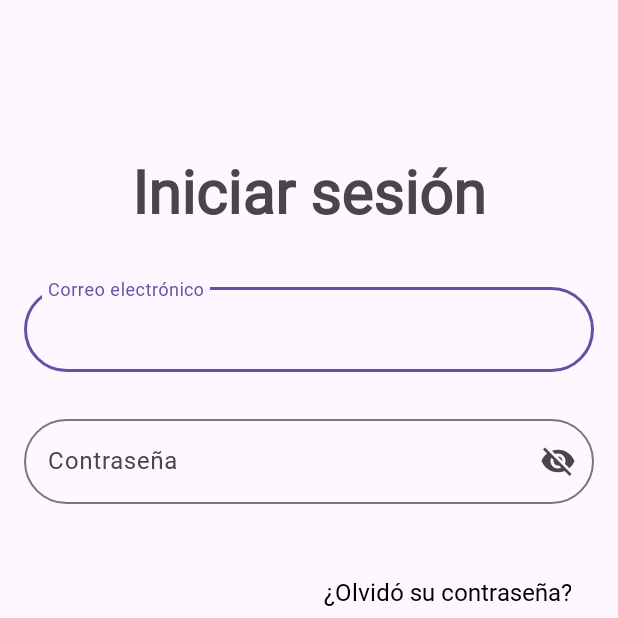
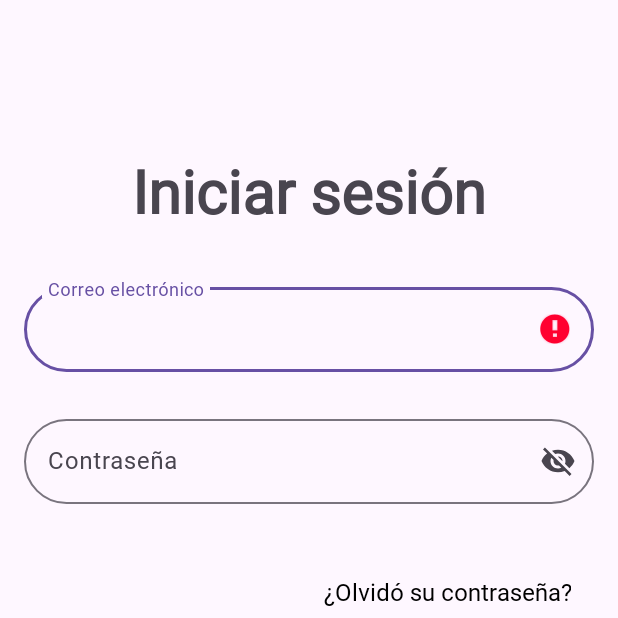
Before and after one commit to estefanoquiriconi/techstore, an Android app: the screen it shows after launch (LoginActivity), after a tap on an icon or button, on a phone screen of 412 x 824 dp, the top half of it. Run offline under Robolectric (Android 15) with nearby library versions, the phone set to English and light mode, and no system bars; 1 other tap on this screen came first.

Commit message:
Implementación de Retrofit, conexión con el backend, avances en la ui:login

```diff
--- a/frontend/app/build.gradle.kts
+++ b/frontend/app/build.gradle.kts
@@ -35,6 +35,8 @@ android {
 }
 
 dependencies {
+    implementation(libs.retrofit)
+    implementation(libs.converter.gson)
     implementation(libs.appcompat)
     implementation(libs.material)
     implementation(libs.activity)
--- a/frontend/app/src/main/AndroidManifest.xml
+++ b/frontend/app/src/main/AndroidManifest.xml
@@ -1,6 +1,8 @@
 <?xml version="1.0" encoding="utf-8"?>
 <manifest xmlns:android="http://schemas.android.com/apk/res/android"
     xmlns:tools="http://schemas.android.com/tools">
+
+    <uses-permission android:name="android.permission.INTERNET" />
 
     <application
         android:allowBackup="true"
@@ -13,13 +15,13 @@
         android:theme="@style/Theme.Frontend"
         tools:targetApi="31">
         <activity
-            android:name=".LoginActivity"
+            android:name=".ui.login.LoginActivity"
             android:exported="false" />
         <activity
             android:name=".MainActivity"
             android:exported="false" />
         <activity
-            android:name=".SplashActivity"
+            android:name=".ui.SplashActivity"
             android:exported="true">
             <intent-filter>
                 <action android:name="android.intent.action.MAIN" />
--- a/frontend/app/src/main/java/com/example/frontend/SplashActivity.java
+++ /dev/null
@@ -1,32 +0,0 @@
-package com.example.frontend;
-
-import android.content.Intent;
-import android.os.Bundle;
-import android.os.Handler;
-
-import androidx.activity.EdgeToEdge;
-import androidx.appcompat.app.AppCompatActivity;
-import androidx.core.graphics.Insets;
-import androidx.core.view.ViewCompat;
-import androidx.core.view.WindowInsetsCompat;
-
-public class SplashActivity extends AppCompatActivity {
-
-    @Override
-    protected void onCreate(Bundle savedInstanceState) {
-        super.onCreate(savedInstanceState);
-        EdgeToEdge.enable(this);
-        setContentView(R.layout.activity_splash);
-        ViewCompat.setOnApplyWindowInsetsListener(findViewById(R.id.main), (v, insets) -> {
-            Insets systemBars = insets.getInsets(WindowInsetsCompat.Type.systemBars());
-            v.setPadding(systemBars.left, systemBars.top, systemBars.right, systemBars.bottom);
-            return insets;
-        });
-
-        new Handler().postDelayed(() -> {
-            Intent intent = new Intent(SplashActivity.this, LoginActivity.class);
-            startActivity(intent);
-            finish();
-        }, 2000);
-    }
-}
--- /dev/null
+++ b/frontend/app/src/main/java/com/example/frontend/data/services/AuthService.java
@@ -0,0 +1,13 @@
+package com.example.frontend.data.services;
+
+import com.example.frontend.data.models.LoginRequest;
+import com.example.frontend.data.models.LoginResponse;
+
+import retrofit2.Call;
+import retrofit2.http.Body;
+import retrofit2.http.POST;
+
+public interface AuthService {
+    @POST("/api/auth/login")
+    Call<LoginResponse> login(@Body LoginRequest loginRequest);
+}
--- a/frontend/app/src/main/java/com/example/frontend/LoginActivity.java
+++ b/frontend/app/src/main/java/com/example/frontend/ui/SplashActivity.java
@@ -1,6 +1,8 @@
-package com.example.frontend;
+package com.example.frontend.ui;
 
+import android.content.Intent;
 import android.os.Bundle;
+import android.os.Handler;
 
 import androidx.activity.EdgeToEdge;
 import androidx.appcompat.app.AppCompatActivity;
@@ -8,17 +10,26 @@ import androidx.core.graphics.Insets;
 import androidx.core.view.ViewCompat;
 import androidx.core.view.WindowInsetsCompat;
 
-public class LoginActivity extends AppCompatActivity {
+import com.example.frontend.R;
+import com.example.frontend.ui.login.LoginActivity;
+
+public class SplashActivity extends AppCompatActivity {
 
     @Override
     protected void onCreate(Bundle savedInstanceState) {
         super.onCreate(savedInstanceState);
         EdgeToEdge.enable(this);
-        setContentView(R.layout.activity_login);
+        setContentView(R.layout.activity_splash);
         ViewCompat.setOnApplyWindowInsetsListener(findViewById(R.id.main), (v, insets) -> {
             Insets systemBars = insets.getInsets(WindowInsetsCompat.Type.systemBars());
             v.setPadding(systemBars.left, systemBars.top, systemBars.right, systemBars.bottom);
             return insets;
         });
+
+        new Handler().postDelayed(() -> {
+            Intent intent = new Intent(SplashActivity.this, LoginActivity.class);
+            startActivity(intent);
+            finish();
+        }, 2000);
     }
 }
--- /dev/null
+++ b/frontend/app/src/main/java/com/example/frontend/ui/login/LoginActivity.java
@@ -0,0 +1,80 @@
+package com.example.frontend.ui.login;
+
+import android.app.AlertDialog;
+import android.os.Bundle;
+import android.util.Patterns;
+import android.view.View;
+import android.widget.Toast;
+
+import androidx.activity.EdgeToEdge;
+import androidx.appcompat.app.AppCompatActivity;
+import androidx.core.graphics.Insets;
+import androidx.core.view.ViewCompat;
+import androidx.core.view.WindowInsetsCompat;
+import androidx.lifecycle.ViewModelProvider;
+
+import com.example.frontend.R;
+import com.example.frontend.databinding.ActivityLoginBinding;
+import com.example.frontend.utils.InputValidator;
+
+import java.util.Objects;
+
+public class LoginActivity extends AppCompatActivity {
+
+    private ActivityLoginBinding binding;
+    private LoginViewModel loginViewModel;
+
+    @Override
+    protected void onCreate(Bundle savedInstanceState) {
+        super.onCreate(savedInstanceState);
+        EdgeToEdge.enable(this);
+        binding = ActivityLoginBinding.inflate(getLayoutInflater());
+        setContentView(binding.getRoot());
+        setWindowInsets();
+
+        loginViewModel = new ViewModelProvider(this).get(LoginViewModel.class);
+        observerViewModel();
+
+        binding.btnLogin.setOnClickListener(v -> {
+            if (InputValidator.isEmpty(binding.editTextEmail, "Por favor, ingresa tu email \uD83D\uDE0A"))
+                return;
+            if (InputValidator.isInvalidEmail(binding.editTextEmail, "Verifica tu email, algo no está bien \uD83D\uDE05"))
+                return;
+            if (InputValidator.isEmpty(binding.editTextPassword, "¡Ups! Falta la contraseña \uD83D\uDD12"))
+                return;
+
+            String email = binding.editTextEmail.getText().toString().trim();
+            String password = binding.editTextPassword.getText().toString().trim();
+            loginViewModel.login(email, password);
+        });
+
+    }
+
+    public void observerViewModel() {
+        loginViewModel.getLoginResponse().observe(this, response -> {
+            if (response != null) {
+                //TODO
+                Toast.makeText(this, "Login exitoso" + response.getToken(), Toast.LENGTH_SHORT).show();
+            }
+        });
+
+        loginViewModel.getErrorMessage().observe(this, error -> {
+            if (error != null) {
+                new AlertDialog.Builder(this)
+                        .setTitle("Error")
+                        .setMessage("Por favor, verificá los datos ingresados \uD83D\uDE15")
+                        .setIcon(R.drawable.ic_warning)
+                        .setPositiveButton("Entendido", (dialog, which) -> dialog.dismiss())
+                        .show();
+            }
+        });
+    }
+
+    public void setWindowInsets() {
+        ViewCompat.setOnApplyWindowInsetsListener(findViewById(R.id.main), (v, insets) -> {
+            Insets systemBars = insets.getInsets(WindowInsetsCompat.Type.systemBars());
+            v.setPadding(systemBars.left, systemBars.top, systemBars.right, systemBars.bottom);
+            return insets;
+        });
+    }
+}
--- /dev/null
+++ b/frontend/app/src/main/java/com/example/frontend/ui/login/LoginViewModel.java
@@ -0,0 +1,54 @@
+package com.example.frontend.ui.login;
+
+import androidx.lifecycle.LiveData;
+import androidx.lifecycle.MutableLiveData;
+import androidx.lifecycle.ViewModel;
+
+import com.example.frontend.data.models.LoginRequest;
+import com.example.frontend.data.models.LoginResponse;
+import com.example.frontend.data.services.AuthService;
+import com.example.frontend.utils.RetrofitClient;
+
+import retrofit2.Call;
+import retrofit2.Callback;
+import retrofit2.Response;
+
+public class LoginViewModel extends ViewModel {
+
+    private final AuthService authService;
+    private final MutableLiveData<LoginResponse> loginResponse = new MutableLiveData<>();
+    private final MutableLiveData<String> errorMessage = new MutableLiveData<String>();
+
+    public LoginViewModel() {
+        authService = RetrofitClient.getClient()
+                .create(AuthService.class);
+    }
+
+    public LiveData<LoginResponse> getLoginResponse() {
+        return loginResponse;
+    }
+
+    public LiveData<String> getErrorMessage() {
+        return errorMessage;
+    }
+
+    public void login(String email, String password) {
+        LoginRequest request = new LoginRequest(email, password);
+
+        authService.login(request).enqueue(new Callback<LoginResponse>() {
+            @Override
+            public void onResponse(Call<LoginResponse> call, Response<LoginResponse> response) {
+                if (response.isSuccessful() && response.body() != null) {
+                    loginResponse.postValue(response.body());
+                } else {
+                    errorMessage.postValue("Por favor, verificá los datos ingresados.");
+                }
+            }
+
+            @Override
+            public void onFailure(Call<LoginResponse> call, Throwable t) {
+                errorMessage.postValue("Error de conexión: " + t.getMessage());
+            }
+        });
+    }
+}
--- /dev/null
+++ b/frontend/app/src/main/java/com/example/frontend/utils/RetrofitClient.java
@@ -0,0 +1,18 @@
+package com.example.frontend.utils;
+
+import retrofit2.Retrofit;
+import retrofit2.converter.gson.GsonConverterFactory;
+
+public class RetrofitClient {
+    private static Retrofit retrofit = null;
+
+    public static Retrofit getClient(){
+        if(retrofit == null){
+            retrofit = new Retrofit.Builder()
+                    .baseUrl("https://94c2-181-199-152-107.ngrok-free.app/")
+                    .addConverterFactory(GsonConverterFactory.create())
+                    .build();
+        }
+        return retrofit;
+    }
+}
--- /dev/null
+++ b/frontend/app/src/main/res/drawable/ic_warning.xml
@@ -0,0 +1,5 @@
+<vector xmlns:android="http://schemas.android.com/apk/res/android" android:height="24dp" android:tint="#000000" android:viewportHeight="24" android:viewportWidth="24" android:width="24dp">
+
+    <path android:fillColor="@android:color/white" android:pathData="M1,21h22L12,2 1,21zM13,18h-2v-2h2v2zM13,14h-2v-4h2v4z"/>
+
+</vector>
--- a/frontend/app/src/main/res/layout/activity_login.xml
+++ b/frontend/app/src/main/res/layout/activity_login.xml
@@ -5,7 +5,7 @@
     android:id="@+id/main"
     android:layout_width="match_parent"
     android:layout_height="match_parent"
-    tools:context=".LoginActivity">
+    tools:context=".ui.login.LoginActivity">
 
     <ScrollView
         android:layout_width="match_parent"
@@ -103,13 +103,12 @@
                 android:layout_marginTop="32dp"
                 android:layout_marginEnd="16dp"
                 android:backgroundTint="@color/primary"
+                android:fontFamily="@font/montserrat_regular"
                 android:text="@string/sign_in"
                 android:textAllCaps="true"
-                android:fontFamily="@font/montserrat_regular"
+                android:textColor="@color/white"
                 android:textSize="@dimen/text_size"
-                android:textStyle="bold"
-                android:textColor="@color/white"/>
-
+                android:textStyle="bold" />
 
             <TextView
                 android:id="@+id/tvNoAccount"
--- a/frontend/app/src/main/res/layout/activity_splash.xml
+++ b/frontend/app/src/main/res/layout/activity_splash.xml
@@ -6,7 +6,7 @@
     android:layout_width="match_parent"
     android:layout_height="match_parent"
     android:background="@color/secondary"
-    tools:context=".SplashActivity">
+    tools:context=".ui.SplashActivity">
 
     <ImageView
         android:id="@+id/imageView"
--- a/frontend/gradle/libs.versions.toml
+++ b/frontend/gradle/libs.versions.toml
@@ -9,8 +9,10 @@ activity = "1.9.3"
 constraintlayout = "2.1.4"
 navigationFragment = "2.8.2"
 navigationUi = "2.8.2"
+retrofit = "2.9.0"
 
 [libraries]
+converter-gson = { module = "com.squareup.retrofit2:converter-gson", version.ref = "retrofit" }
 junit = { group = "junit", name = "junit", version.ref = "junit" }
 ext-junit = { group = "androidx.test.ext", name = "junit", version.ref = "junitVersion" }
 espresso-core = { group = "androidx.test.espresso", name = "espresso-core", version.ref = "espressoCore" }
@@ -20,6 +22,7 @@ activity = { group = "androidx.activity", name = "activity", version.ref = "acti
 constraintlayout = { group = "androidx.constraintlayout", name = "constraintlayout", version.ref = "constraintlayout" }
 navigation-fragment = { group = "androidx.navigation", name = "navigation-fragment", version.ref = "navigationFragment" }
 navigation-ui = { group = "androidx.navigation", name = "navigation-ui", version.ref = "navigationUi" }
+retrofit = { module = "com.squareup.retrofit2:retrofit", version.ref = "retrofit" }
 
 [plugins]
 android-application = { id = "com.android.application", version.ref = "agp" }
```
Also changed, not shown: frontend/app/src/main/java/com/example/frontend/data/models/LoginRequest.java (added, +13 -0 lines), frontend/app/src/main/java/com/example/frontend/data/models/LoginResponse.java (added, +20 -0 lines), frontend/app/src/main/java/com/example/frontend/utils/InputValidator.java (added, +27 -0 lines).
